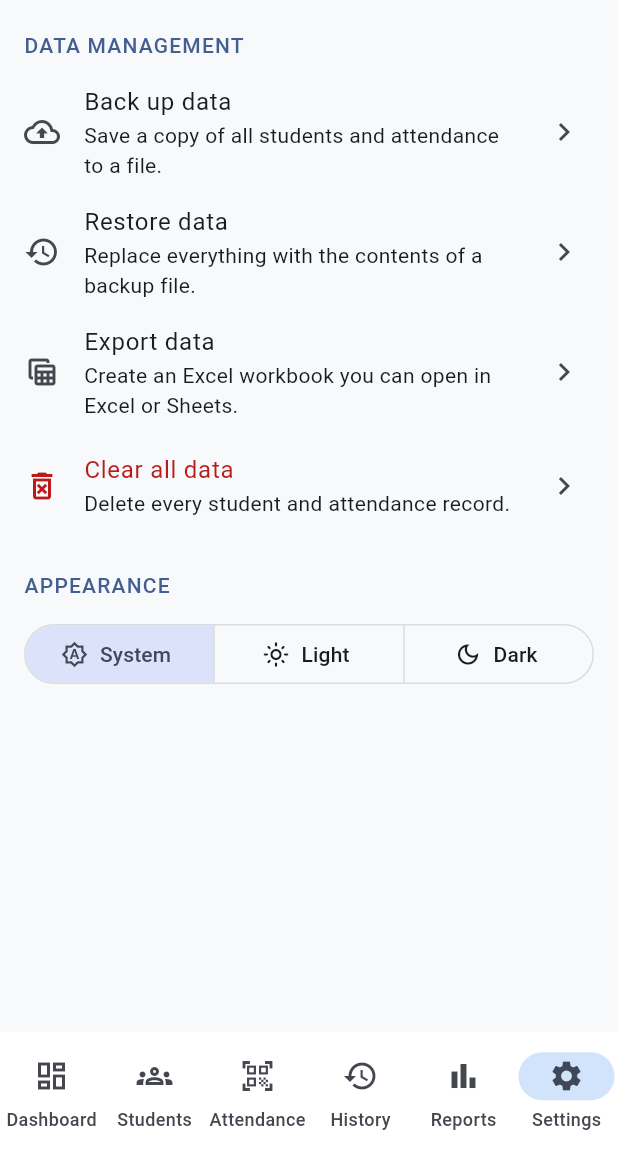
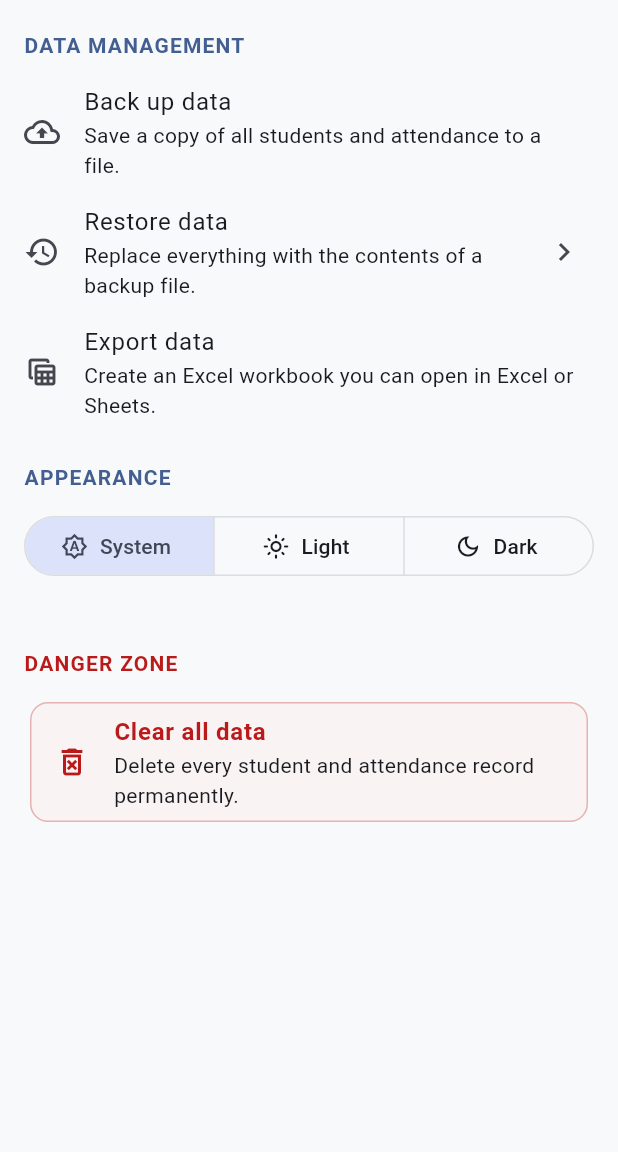
Before and after one commit to hariraja-07/onboard, a Flutter app: the SettingsPage screen opened by its route, on a phone screen of 412 x 824 dp, the part 84-1236 px from its top. Run offline on Flutter 3.47's test engine with Material 3 defaults, Android fonts, the phone set to English and light mode, and no system bars; our stand-ins replace drift, file_picker, flutter_riverpod, go_router, shared_preferences; missing offline and left inert: excel_community, mobile_scanner; accounts and stored records are empty; generated files the repository leaves out were written again.

Commit message:
refactor(navigation): streamline bottom navigation to 5 destinations and isolate danger zone in settings

```diff
--- a/lib/core/router/app_router.dart
+++ b/lib/core/router/app_router.dart
@@ -69,8 +69,8 @@ final routerProvider = Provider<GoRouter>((ref) {
               GoRoute(path: '/reports', builder: (c, s) => const ReportsPage()),
             ],
           ),
-          StatefulShellBranch(
-            routes: [
+        ],
+      ),
       GoRoute(
         path: '/settings',
         builder: (c, s) => const SettingsPage(),
@@ -78,10 +78,6 @@ final routerProvider = Provider<GoRouter>((ref) {
           GoRoute(
             path: 'restore',
             builder: (c, s) => const RestoreDataPage(),
-                  ),
-                ],
-              ),
-            ],
           ),
         ],
       ),
@@ -131,11 +127,6 @@ class NavigationShellWrapper extends ConsumerWidget {
             selectedIcon: Icon(Icons.bar_chart),
             label: 'Reports',
           ),
-          NavigationDestination(
-            icon: Icon(Icons.settings_outlined),
-            selectedIcon: Icon(Icons.settings),
-            label: 'Settings',
-          ),
         ],
       ),
     );
--- a/lib/features/dashboard/pages/dashboard_page.dart
+++ b/lib/features/dashboard/pages/dashboard_page.dart
@@ -16,7 +16,16 @@ class DashboardPage extends ConsumerWidget {
     final today = formatDate(DateTime.now());
 
     return Scaffold(
-      appBar: AppBar(title: const Text('Dashboard')),
+      appBar: AppBar(
+        title: const Text('Dashboard'),
+        actions: [
+          IconButton(
+            icon: const Icon(Icons.settings_outlined),
+            tooltip: 'Settings',
+            onPressed: () => context.push('/settings'),
+          ),
+        ],
+      ),
       body: RefreshIndicator(
         onRefresh: () async => ref.refresh(dashboardProvider.future),
         child: dashboard.when(
--- a/lib/features/settings/pages/settings_page.dart
+++ b/lib/features/settings/pages/settings_page.dart
@@ -30,6 +30,7 @@ class SettingsPage extends ConsumerWidget {
             icon: Icons.restore_outlined,
             title: 'Restore data',
             subtitle: 'Replace everything with the contents of a backup file.',
+            showChevron: true,
             onTap: busy
                 ? null
                 : () => _chooseAndReview(context, ref, controller),
@@ -43,15 +44,38 @@ class SettingsPage extends ConsumerWidget {
                 ? null
                 : () => _run(context, ref, controller.exportData),
           ),
-          _SettingsTile(
-            icon: Icons.delete_forever_outlined,
-            title: 'Clear all data',
-            subtitle: 'Delete every student and attendance record.',
-            destructive: true,
-            onTap: busy ? null : () => _confirmClear(context, ref, controller),
-          ),
           const _SectionHeader('Appearance'),
           const _ThemeModeSelector(),
+          const SizedBox(height: 16),
+          const _SectionHeader('Danger Zone', isDanger: true),
+          Padding(
+            padding: const EdgeInsets.symmetric(horizontal: 16, vertical: 4),
+            child: Card(
+              elevation: 0,
+              color: Theme.of(context).colorScheme.errorContainer.withValues(
+                alpha: 0.2,
+              ),
+              shape: RoundedRectangleBorder(
+                borderRadius: BorderRadius.circular(12),
+                side: BorderSide(
+                  color: Theme.of(context).colorScheme.error.withValues(
+                    alpha: 0.3,
+                  ),
+                ),
+              ),
+              child: _SettingsTile(
+                icon: Icons.delete_forever_outlined,
+                title: 'Clear all data',
+                subtitle:
+                    'Delete every student and attendance record permanently.',
+                destructive: true,
+                onTap: busy
+                    ? null
+                    : () => _confirmClear(context, ref, controller),
+              ),
+            ),
+          ),
+          const SizedBox(height: 32),
         ],
       ),
     );
@@ -111,19 +135,24 @@ class SettingsPage extends ConsumerWidget {
 }
 
 class _SectionHeader extends StatelessWidget {
-  const _SectionHeader(this.title);
+  const _SectionHeader(this.title, {this.isDanger = false});
 
   final String title;
+  final bool isDanger;
 
   @override
   Widget build(BuildContext context) {
     final theme = Theme.of(context);
+    final color = isDanger
+        ? theme.colorScheme.error
+        : theme.colorScheme.primary;
     return Padding(
       padding: const EdgeInsets.fromLTRB(16, 20, 16, 8),
       child: Text(
         title.toUpperCase(),
         style: theme.textTheme.labelLarge?.copyWith(
-          color: theme.colorScheme.primary,
+          color: color,
+          fontWeight: FontWeight.bold,
           letterSpacing: 0.8,
         ),
       ),
@@ -173,6 +202,7 @@ class _SettingsTile extends StatelessWidget {
     required this.title,
     required this.subtitle,
     this.onTap,
+    this.showChevron = false,
     this.destructive = false,
   });
 
@@ -180,6 +210,7 @@ class _SettingsTile extends StatelessWidget {
   final String title;
   final String subtitle;
   final VoidCallback? onTap;
+  final bool showChevron;
   final bool destructive;
 
   @override
@@ -189,9 +220,15 @@ class _SettingsTile extends StatelessWidget {
     return ListTile(
       enabled: onTap != null,
       leading: Icon(icon, color: color),
-      title: Text(title, style: TextStyle(color: color)),
+      title: Text(
+        title,
+        style: TextStyle(
+          color: color,
+          fontWeight: destructive ? FontWeight.w600 : null,
+        ),
+      ),
       subtitle: Text(subtitle),
-      trailing: const Icon(Icons.chevron_right),
+      trailing: showChevron ? const Icon(Icons.chevron_right) : null,
       onTap: onTap,
     );
   }
```
Lines whose indentation alone changed are shown as unchanged.
